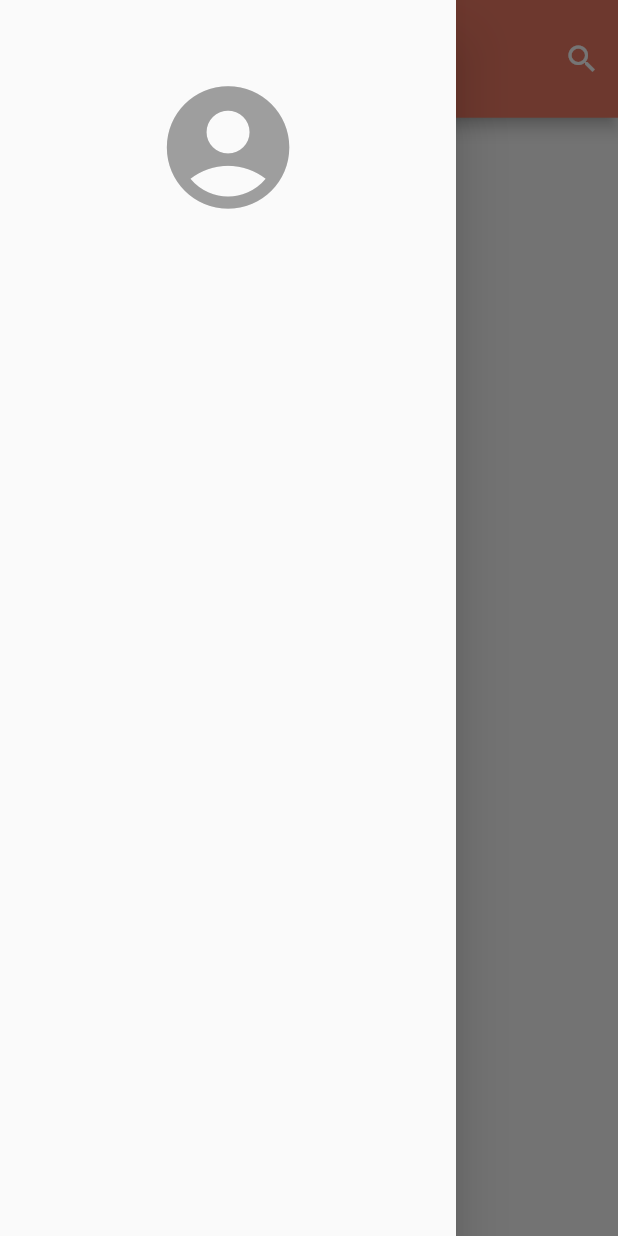
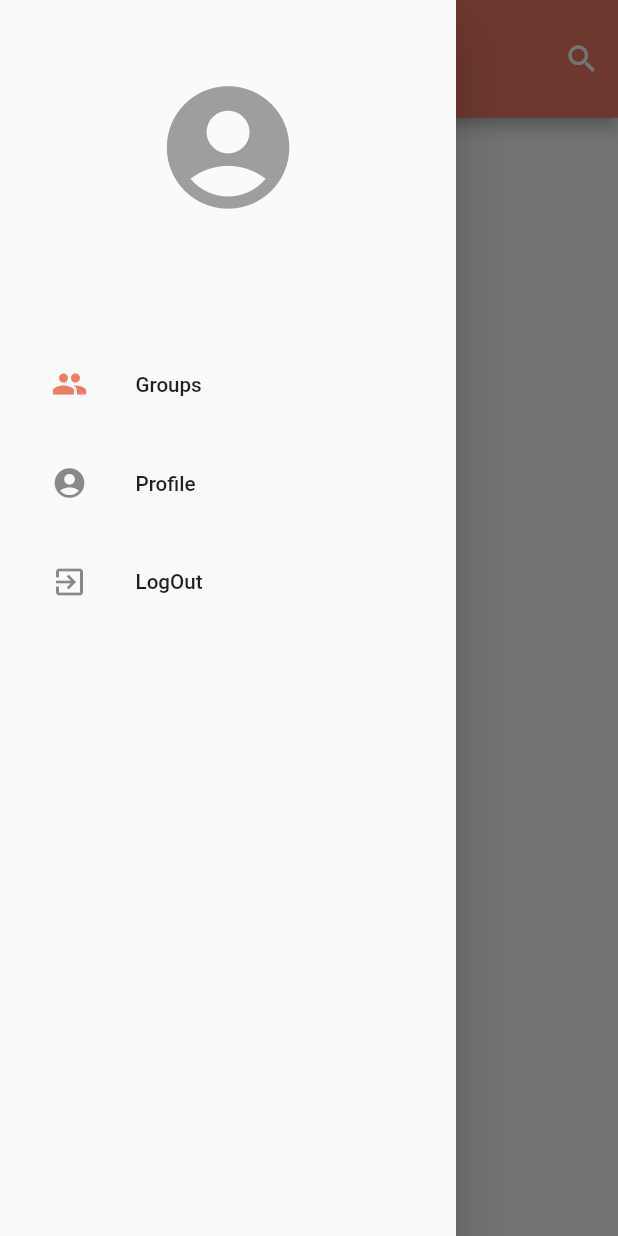
Before and after one commit to sakshipore/ChatApp-Firebase, a Flutter app: the HomeScreen screen opened by its route, with the side drawer open, on a phone screen of 412 x 824 dp. Run offline on Flutter 3.47's test engine with Material 2 defaults, Android fonts, the phone set to English and light mode, and no system bars; our stand-ins replace cloud_firestore, firebase_auth, firebase_core, flutter_screenutil, get, shared_preferences; accounts and stored records are empty.

```diff
--- a/lib/routes/routes.dart
+++ b/lib/routes/routes.dart
@@ -1,6 +1,7 @@
 import 'package:chat_app/routes/routes_names.dart';
 import 'package:chat_app/view/home_screeen.dart';
 import 'package:chat_app/view/login_screen.dart';
+import 'package:chat_app/view/profile_screen.dart';
 import 'package:chat_app/view/register_screen.dart';
 import 'package:chat_app/view/search_screen.dart';
 import 'package:get/get.dart';
@@ -21,7 +22,11 @@ class AppRoutes {
     ),
     GetPage(
       name: RoutesNames.searchScreen,
-      page: ()=>SearchScreen(),
+      page: () => SearchScreen(),
+    ),
+    GetPage(
+      name: RoutesNames.profileScreen,
+      page: () => ProfileScreen(),
     ),
   ];
 }
--- a/lib/routes/routes_names.dart
+++ b/lib/routes/routes_names.dart
@@ -3,4 +3,5 @@ class RoutesNames {
   static const String registerScreen = "/register";
   static const String homeScreen = "/home";
   static const String searchScreen = "/search";
+  static const String profileScreen = "/profile";
 }
--- /dev/null
+++ b/lib/view/profile_screen.dart
@@ -0,0 +1,18 @@
+import 'package:flutter/material.dart';
+
+class ProfileScreen extends StatelessWidget {
+  const ProfileScreen({super.key});
+
+  @override
+  Widget build(BuildContext context) {
+    return Scaffold(
+      body: SafeArea(
+        child: SingleChildScrollView(
+          child: Center(
+            child: Text("PROFILE SCREEN"),
+          ),
+        ),
+      ),
+    );
+  }
+}
--- a/lib/view/temp.dart
+++ /dev/null
@@ -1,10 +0,0 @@
-import 'package:flutter/material.dart';
-
-class MyWidget extends StatelessWidget {
-  const MyWidget({super.key});
-
-  @override
-  Widget build(BuildContext context) {
-    return const Placeholder();
-  }
-}
--- a/lib/widgets/my_drawer.dart
+++ b/lib/widgets/my_drawer.dart
@@ -1,5 +1,10 @@
+import 'package:chat_app/constants/text_style.dart';
+import 'package:chat_app/routes/routes_names.dart';
+import 'package:chat_app/service/auth_service.dart';
+import 'package:chat_app/widgets/my_button.dart';
 import 'package:flutter/material.dart';
 import 'package:flutter_screenutil/flutter_screenutil.dart';
+import 'package:get/get.dart';
 
 class MyDrawer extends StatelessWidget {
   String? userName;
@@ -12,6 +17,8 @@ class MyDrawer extends StatelessWidget {
 
   @override
   Widget build(BuildContext context) {
+    AuthService authService = AuthService();
+
     return Drawer(
       child: ListView(
         padding: EdgeInsets.symmetric(vertical: 50.h, horizontal: 10.w),
@@ -24,8 +31,66 @@ class MyDrawer extends StatelessWidget {
           SizedBox(
             height: 15.h,
           ),
-          Text(userName!),
-          Text(email!),
+          Center(
+            child: Text(
+              userName!,
+              style: MyTextStyle.normalStyle,
+            ),
+          ),
+          SizedBox(
+            height: 10.h,
+          ),
+          Center(
+            child: Text(
+              email!,
+              style: MyTextStyle.normalStyle,
+            ),
+          ),
+          SizedBox(
+            height: 20.h,
+          ),
+          ListTile(
+            onTap: () {},
+            leading: Icon(Icons.group),
+            selectedColor: Color(0xffee7b64),
+            selected: true,
+            contentPadding:
+                EdgeInsets.symmetric(horizontal: 20.w, vertical: 5.h),
+            title: Text("Groups", style: MyTextStyle.normalStyle),
+          ),
+          ListTile(
+            onTap: () async {
+              await Get.toNamed(RoutesNames.profileScreen);
+            },
+            leading: Icon(Icons.account_circle),
+            selectedColor: Color(0xffee7b64),
+            // selected: true,
+            contentPadding:
+                EdgeInsets.symmetric(horizontal: 20.w, vertical: 5.h),
+            title: Text("Profile", style: MyTextStyle.normalStyle),
+          ),
+          ListTile(
+            onTap: () async {
+              await authService.logOut();
+              Get.toNamed(RoutesNames.loginScreen);
+            },
+            leading: Icon(Icons.exit_to_app),
+            selectedColor: Color(0xffee7b64),
+            // selected: true,
+            contentPadding:
+                EdgeInsets.symmetric(horizontal: 20.w, vertical: 5.h),
+            title: Text("LogOut", style: MyTextStyle.normalStyle),
+          ),
+          //TODO: MAKE BUTTON SO THAT USER CAN LOGOUT. ON TAP SHOULD CALL FUNCTION LOGOUT AND NAVIGATE TO LOGIN SCREEN
+          // MyButton(
+          // onTap: () async{
+          //   await
+
+          // },
+          //   height: 20.h,
+          //   width: 30.w,
+          //   text: "LogOut",
+          // ),
         ],
       ),
     );
```
Also changed, not shown: lib/controller/auth_controller.dart (+18 -1 lines).
